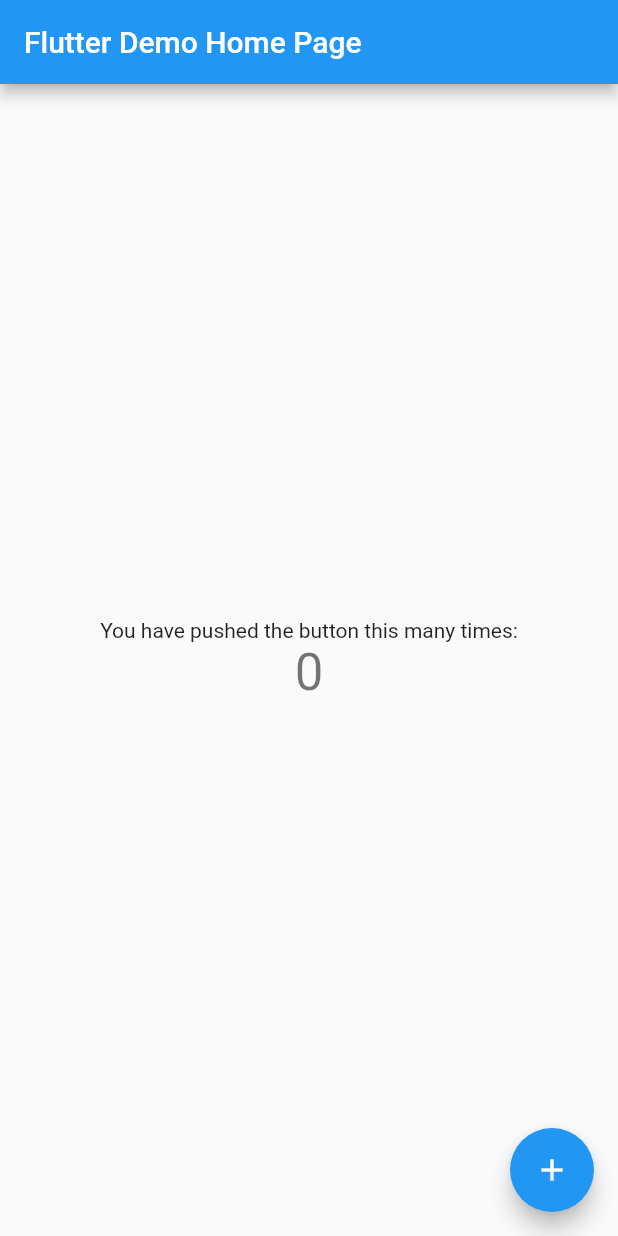
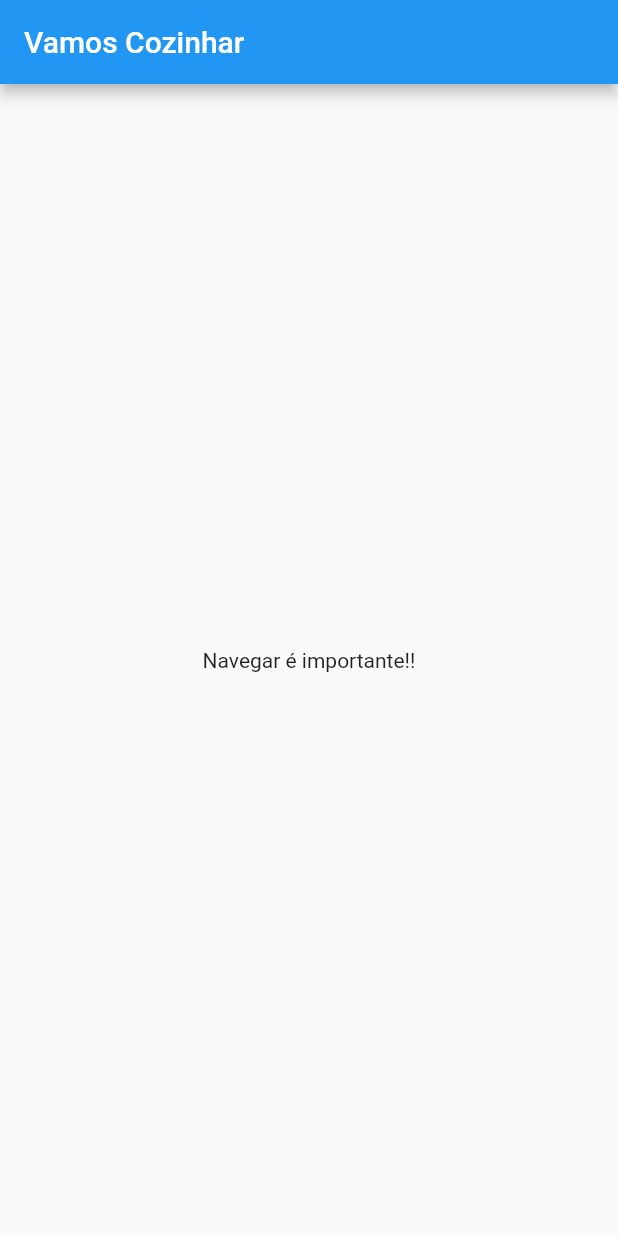
Before and after one commit to MatheusBrun/recipe, a Flutter app: the screen it shows after launch, on a phone screen of 412 x 824 dp. Run offline on Flutter 3.47's test engine with Material 2 defaults, Android fonts, the phone set to English and light mode, and no system bars.

```diff
--- a/lib/main.dart
+++ b/lib/main.dart
@@ -1,115 +1,42 @@
 import 'package:flutter/material.dart';
 
-void main() {
-  runApp(const MyApp());
+void main() => runApp(MyApp());
+
+class MyApp extends StatefulWidget {
+  const MyApp({ Key? key }) : super(key: key);
+
+  @override
+  State<MyApp> createState() => _MyAppState();
 }
 
-class MyApp extends StatelessWidget {
-  const MyApp({Key? key}) : super(key: key);
-
-  // This widget is the root of your application.
+class _MyAppState extends State<MyApp> {
   @override
   Widget build(BuildContext context) {
     return MaterialApp(
-      title: 'Flutter Demo',
-      theme: ThemeData(
-        // This is the theme of your application.
-        //
-        // Try running your application with "flutter run". You'll see the
-        // application has a blue toolbar. Then, without quitting the app, try
-        // changing the primarySwatch below to Colors.green and then invoke
-        // "hot reload" (press "r" in the console where you ran "flutter run",
-        // or simply save your changes to "hot reload" in a Flutter IDE).
-        // Notice that the counter didn't reset back to zero; the application
-        // is not restarted.
-        primarySwatch: Colors.blue,
-      ),
-      home: const MyHomePage(title: 'Flutter Demo Home Page'),
+      title: 'Vamos Cozinhar?',
+      theme: ThemeData(primarySwatch: Colors.blue),
+      home: MyHomePage(),
     );
   }
 }
 
 class MyHomePage extends StatefulWidget {
-  const MyHomePage({Key? key, required this.title}) : super(key: key);
-
-  // This widget is the home page of your application. It is stateful, meaning
-  // that it has a State object (defined below) that contains fields that affect
-  // how it looks.
-
-  // This class is the configuration for the state. It holds the values (in this
-  // case the title) provided by the parent (in this case the App widget) and
-  // used by the build method of the State. Fields in a Widget subclass are
-  // always marked "final".
-
-  final String title;
+  const MyHomePage({ Key? key }) : super(key: key);
 
   @override
   State<MyHomePage> createState() => _MyHomePageState();
 }
 
 class _MyHomePageState extends State<MyHomePage> {
-  int _counter = 0;
-
-  void _incrementCounter() {
-    setState(() {
-      // This call to setState tells the Flutter framework that something has
-      // changed in this State, which causes it to rerun the build method below
-      // so that the display can reflect the updated values. If we changed
-      // _counter without calling setState(), then the build method would not be
-      // called again, and so nothing would appear to happen.
-      _counter++;
-    });
-  }
-
   @override
   Widget build(BuildContext context) {
-    // This method is rerun every time setState is called, for instance as done
-    // by the _incrementCounter method above.
-    //
-    // The Flutter framework has been optimized to make rerunning build methods
-    // fast, so that you can just rebuild anything that needs updating rather
-    // than having to individually change instances of widgets.
     return Scaffold(
       appBar: AppBar(
-        // Here we take the value from the MyHomePage object that was created by
-        // the App.build method, and use it to set our appbar title.
-        title: Text(widget.title),
+        title: Text('Vamos Cozinhar'),
       ),
       body: Center(
-        // Center is a layout widget. It takes a single child and positions it
-        // in the middle of the parent.
-        child: Column(
-          // Column is also a layout widget. It takes a list of children and
-          // arranges them vertically. By default, it sizes itself to fit its
-          // children horizontally, and tries to be as tall as its parent.
-          //
-          // Invoke "debug painting" (press "p" in the console, choose the
-          // "Toggle Debug Paint" action from the Flutter Inspector in Android
-          // Studio, or the "Toggle Debug Paint" command in Visual Studio Code)
-          // to see the wireframe for each widget.
-          //
-          // Column has various properties to control how it sizes itself and
-          // how it positions its children. Here we use mainAxisAlignment to
-          // center the children vertically; the main axis here is the vertical
-          // axis because Columns are vertical (the cross axis would be
-          // horizontal).
-          mainAxisAlignment: MainAxisAlignment.center,
-          children: <Widget>[
-            const Text(
-              'You have pushed the button this many times:',
-            ),
-            Text(
-              '$_counter',
-              style: Theme.of(context).textTheme.headline4,
-            ),
-          ],
-        ),
+        child: Text('Navegar é importante!!'),
       ),
-      floatingActionButton: FloatingActionButton(
-        onPressed: _incrementCounter,
-        tooltip: 'Increment',
-        child: const Icon(Icons.add),
-      ), // This trailing comma makes auto-formatting nicer for build methods.
     );
   }
 }
```
Also changed, not shown: lib/screens/categories_screen.dart (+21 -0 lines).
